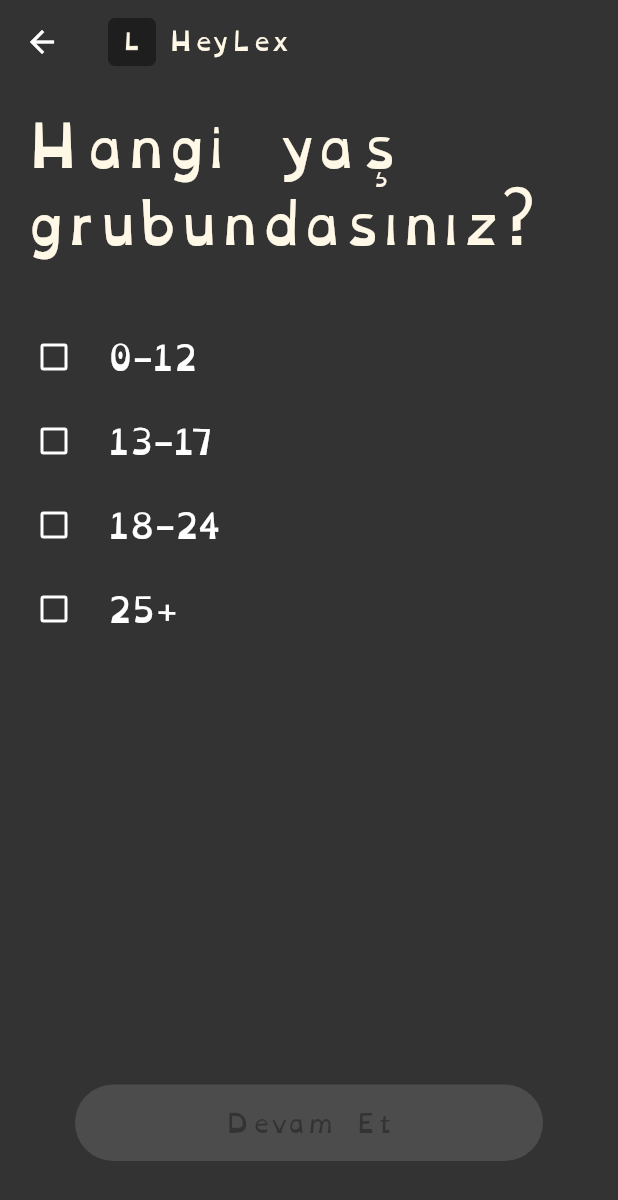
After one commit to yakupkahraman/heylex, a Flutter app: the QuestionsFlow screen opened by its route, on a phone screen of 412 x 824 dp. The commit adds this screen. Shown: the top 1200 px of the screen. Run offline on Flutter 3.47's test engine with Material 3 defaults, Android fonts, the phone set to English and light mode, and no system bars; our stand-ins replace go_router, shared_preferences, supabase_flutter; accounts and stored records are empty.

Commit message:
added questions flow and go_router package for routing management

```diff
--- /dev/null
+++ b/lib/core/router_manager.dart
@@ -0,0 +1,74 @@
+import 'package:go_router/go_router.dart';
+import 'package:heylex/features/auth/pages/auth_page.dart';
+import 'package:heylex/features/auth/pages/login_page.dart';
+import 'package:heylex/features/auth/pages/questions_flow.dart';
+import 'package:heylex/features/auth/pages/register_page.dart';
+import 'package:heylex/features/home/presentation/home_page.dart';
+import 'package:shared_preferences/shared_preferences.dart';
+
+class RouterManager {
+  static Future<bool> isUserLoggedIn() async {
+    final prefs = await SharedPreferences.getInstance();
+    return prefs.getBool('is_logged_in') ?? false;
+  }
+
+  static Future<bool> hasCompletedQuestions() async {
+    final prefs = await SharedPreferences.getInstance();
+    return prefs.getBool('questions_completed') ?? false;
+  }
+
+  static final GoRouter router = GoRouter(
+    initialLocation: '/',
+    redirect: (context, state) async {
+      final loggedIn = await isUserLoggedIn();
+      final questionsCompleted = await hasCompletedQuestions();
+
+      final authRoutes = ['/auth'];
+      final isAuthRoute = authRoutes.any(
+        (route) => state.matchedLocation.startsWith(route),
+      );
+
+      // Giriş yapmamış ve auth sayfasında değilse -> auth'a yönlendir
+      if (!loggedIn && !isAuthRoute) {
+        return '/auth';
+      }
+
+      // Giriş yapmış ama sorular tamamlanmamışsa -> sorulara yönlendir
+      if (loggedIn &&
+          !questionsCompleted &&
+          state.matchedLocation != '/auth/register/questions') {
+        return '/auth/register/questions';
+      }
+
+      // Giriş yapmış ve sorular tamamlanmışsa ama auth sayfasındaysa -> home'a yönlendir
+      if (loggedIn && questionsCompleted && isAuthRoute) {
+        return '/';
+      }
+
+      return null;
+    },
+    routes: [
+      GoRoute(path: '/', builder: (context, state) => const HomePage()),
+      GoRoute(
+        path: '/auth',
+        builder: (context, state) => const AuthPage(),
+        routes: [
+          GoRoute(
+            path: 'login',
+            builder: (context, state) => const LoginPage(),
+          ),
+          GoRoute(
+            path: 'register',
+            builder: (context, state) => const RegisterPage(),
+            routes: [
+              GoRoute(
+                path: 'questions',
+                builder: (context, state) => const QuestionsFlow(),
+              ),
+            ],
+          ),
+        ],
+      ),
+    ],
+  );
+}
--- a/lib/core/theme/theme_provider.dart
+++ b/lib/core/theme/theme_provider.dart
@@ -29,7 +29,7 @@ class ThemeProvider with ChangeNotifier {
 
   void _loadTheme() async {
     final prefs = await SharedPreferences.getInstance();
-    final isDarkMode = prefs.getBool('isDarkMode') ?? false;
+    final isDarkMode = prefs.getBool('isDarkMode') ?? true;
     themeData = isDarkMode ? darkTheme : lightTheme;
   }
 
--- /dev/null
+++ b/lib/features/auth/pages/questions_flow.dart
@@ -0,0 +1,95 @@
+import 'dart:developer';
+import 'package:flutter/material.dart';
+import 'package:go_router/go_router.dart';
+import 'package:heylex/features/auth/pages/questions_page.dart';
+import 'package:shared_preferences/shared_preferences.dart';
+import 'package:supabase_flutter/supabase_flutter.dart';
+
+class QuestionsFlow extends StatefulWidget {
+  const QuestionsFlow({super.key});
+
+  @override
+  State<QuestionsFlow> createState() => _QuestionsFlowState();
+}
+
+class _QuestionsFlowState extends State<QuestionsFlow> {
+  int _currentQuestionIndex = 0;
+  final Map<String, String> _answers = {};
+
+  final List<Map<String, dynamic>> _questions = [
+    {
+      'question': 'Hangi yaş grubundasınız?',
+      'options': ['0-12', '13-17', '18-24', '25+'],
+      'key': 'age_group',
+    },
+    {
+      'question': 'Hangi seviyedesiniz?',
+      'options': ['Başlangıç', 'Orta', 'İleri'],
+      'key': 'level',
+    },
+    {
+      'question': 'Günde ne kadar zaman ayırabilirsiniz?',
+      'options': ['10-20 dakika', '20-40 dakika', '40+ dakika'],
+      'key': 'daily_time',
+    },
+    // Buraya daha fazla soru ekleyebilirsiniz
+  ];
+
+  void _handleAnswer(String answer) {
+    final currentQuestion = _questions[_currentQuestionIndex];
+    _answers[currentQuestion['key']] = answer;
+
+    log('Cevap kaydedildi: ${currentQuestion['key']} = $answer');
+
+    if (_currentQuestionIndex < _questions.length - 1) {
+      // Bir sonraki soruya geç
+      setState(() {
+        _currentQuestionIndex++;
+      });
+    } else {
+      // Tüm sorular tamamlandı, cevapları kaydet ve HomePage'e geç
+      _completeQuestionnaire();
+    }
+  }
+
+  Future<void> _completeQuestionnaire() async {
+    try {
+      // SharedPreferences'a questions_completed bayrağını set et
+      final prefs = await SharedPreferences.getInstance();
+      await prefs.setBool('questions_completed', true);
+
+      // Tüm cevapları Supabase user metadata'ya kaydet
+      await Supabase.instance.client.auth.updateUser(
+        UserAttributes(data: {'questions_completed': true, ..._answers}),
+      );
+
+      log('Tüm cevaplar kaydedildi: $_answers');
+
+      // HomePage'e geç
+      if (mounted) {
+        context.go('/');
+      }
+    } catch (e) {
+      log('Hata: $e');
+      // Hata durumunda yine de HomePage'e geç
+      if (mounted) {
+        // Hata olsa bile bayrağı set et
+        final prefs = await SharedPreferences.getInstance();
+        await prefs.setBool('is_logged_in', true);
+
+        context.go('/');
+      }
+    }
+  }
+
+  @override
+  Widget build(BuildContext context) {
+    final currentQuestion = _questions[_currentQuestionIndex];
+
+    return QuestionsPage(
+      question: currentQuestion['question'],
+      options: List<String>.from(currentQuestion['options']),
+      onOptionSelected: _handleAnswer,
+    );
+  }
+}
--- /dev/null
+++ b/lib/features/auth/pages/questions_page.dart
@@ -0,0 +1,105 @@
+import 'package:flutter/material.dart';
+import 'package:heylex/core/theme/theme_constants.dart';
+import 'package:heylex/features/auth/components/auth_button.dart';
+
+class QuestionsPage extends StatefulWidget {
+  const QuestionsPage({
+    super.key,
+    required this.question,
+    required this.options,
+    this.onOptionSelected,
+  });
+
+  final String question;
+  final List<String> options;
+  final Function(String selectedOption)? onOptionSelected;
+
+  @override
+  State<QuestionsPage> createState() => _QuestionsPageState();
+}
+
+class _QuestionsPageState extends State<QuestionsPage> {
+  int? _selectedIndex;
+
+  void _handleOptionTap(int index) {
+    setState(() {
+      _selectedIndex = index;
+    });
+  }
+
+  void _handleContinue() {
+    if (_selectedIndex != null && widget.onOptionSelected != null) {
+      widget.onOptionSelected!(widget.options[_selectedIndex!]);
+      // Seçimi sıfırla
+      setState(() {
+        _selectedIndex = null;
+      });
+    }
+  }
+
+  @override
+  Widget build(BuildContext context) {
+    return Scaffold(
+      appBar: AppBar(
+        backgroundColor: ThemeConstants.darkGreyColor,
+        title: Row(
+          children: [
+            Image.asset('assets/images/logo.png', height: 32),
+            SizedBox(width: 8),
+            Text(
+              "HeyLex",
+              style: TextStyle(
+                fontFamily: "OpenDyslexic",
+                fontSize: 16,
+                color: ThemeConstants.creamColor,
+              ),
+            ),
+          ],
+        ),
+      ),
+      body: Column(
+        children: [
+          Padding(
+            padding: const EdgeInsets.all(16.0),
+            child: Text(
+              widget.question,
+              style: TextStyle(
+                fontSize: 36,
+                fontFamily: "OpenDyslexic",
+                color: ThemeConstants.creamColor,
+              ),
+            ),
+          ),
+          SizedBox(height: 20),
+          Expanded(
+            child: ListView.builder(
+              itemBuilder: (context, index) {
+                return CheckboxListTile(
+                  value: _selectedIndex == index,
+                  title: Text(
+                    widget.options[index],
+                    style: TextStyle(fontSize: 24, fontFamily: "OpenDyslexic"),
+                  ),
+                  onChanged: (bool? value) {
+                    if (value == true) {
+                      _handleOptionTap(index);
+                    }
+                  },
+                  controlAffinity: ListTileControlAffinity.leading,
+                );
+              },
+              itemCount: widget.options.length,
+            ),
+          ),
+          Padding(
+            padding: const EdgeInsets.all(50.0),
+            child: AuthButton(
+              label: "Devam Et",
+              onPressed: _selectedIndex != null ? _handleContinue : null,
+            ),
+          ),
+        ],
+      ),
+    );
+  }
+}
--- a/pubspec.yaml
+++ b/pubspec.yaml
@@ -37,6 +37,7 @@ dependencies:
   provider: ^6.1.5+1
   shared_preferences: ^2.5.3
   supabase_flutter: ^2.10.3
+  go_router: ^16.3.0
 
 dev_dependencies:
   flutter_test:
```
Also changed, not shown: lib/features/auth/pages/auth_gate.dart (deleted, +0 -30 lines), lib/features/auth/pages/auth_page.dart (+3 -10 lines), lib/features/auth/pages/login_page.dart (+10 -1 lines), lib/features/auth/pages/register_page.dart (+12 -2 lines), lib/features/home/presentation/home_page.dart (+15 -1 lines), lib/main.dart (+12 -10 lines), pubspec.lock.
